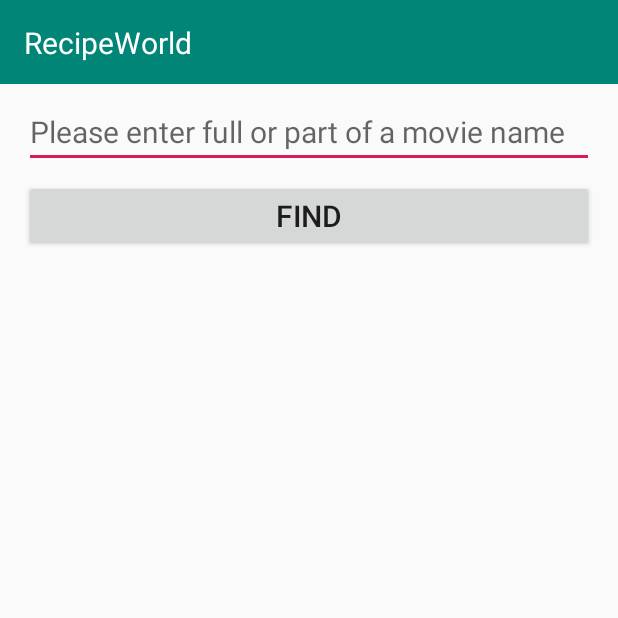
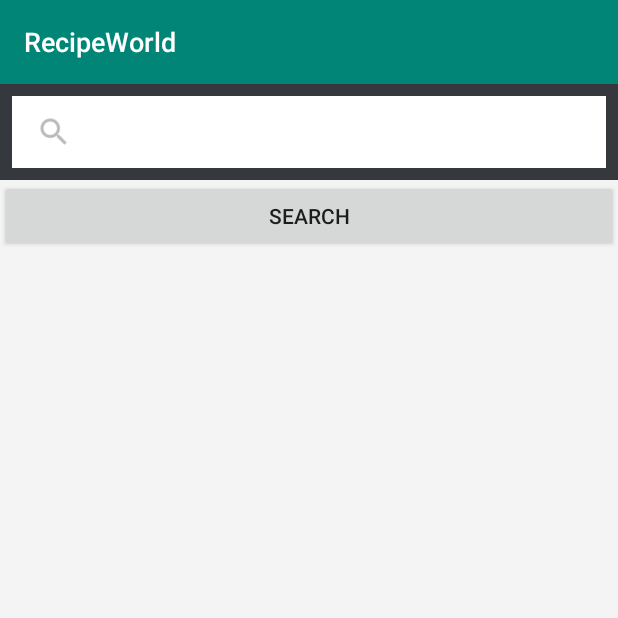
Before and after one commit to som1361/OrganicWorld, an Android app: the screen it shows after launch (RecipeSearchActivity), on a phone screen of 412 x 824 dp, the top half of it. Run offline under Robolectric (Android 15) with nearby library versions, the phone set to English and light mode, and no system bars; our stand-ins replace RxJava; pictures from the network do not load.

Commit message:
a bit improvement in recipe search UI

```diff
--- a/app/src/main/AndroidManifest.xml
+++ b/app/src/main/AndroidManifest.xml
@@ -8,6 +8,7 @@
             android:icon="@mipmap/ic_launcher"
             android:label="@string/app_name"
             android:roundIcon="@mipmap/ic_launcher_round"
+            android:usesCleartextTraffic="true"
             android:supportsRtl="true"
             android:theme="@style/AppTheme">
         <activity android:name=".view.RecipeSearchActivity">
--- a/app/src/main/java/com/example/recipeworld/model/Entity/RecipeDetailDTO.kt
+++ b/app/src/main/java/com/example/recipeworld/model/Entity/RecipeDetailDTO.kt
@@ -2,5 +2,5 @@ package com.example.recipeworld.model.Entity
 
 object RecipeDetailDTO {
     data class Result(val recipe: Recipe)
-    data class Recipe(val image_url: String, val title: String, val social_rank: Double, val publisher: String, val ingredients: String)
+    data class Recipe(val title: String, val social_rank: Double, val publisher: String, val ingredients: List<String>)
 }
--- a/app/src/main/java/com/example/recipeworld/model/RecipeModel.kt
+++ b/app/src/main/java/com/example/recipeworld/model/RecipeModel.kt
@@ -22,7 +22,7 @@ class RecipeDetailModel {
         RecipeService.create()
     }
 
-    fun getRecipeDetails(recipeId: String): Single<RecipeDetailDTO.Recipe> {
+    fun getRecipeDetails(recipeId: String): Single<RecipeDetailDTO.Result> {
         return recipeApiServe.getRecipe("15da9a82656696d6c1b16e258c8fdb17", recipeId)
     }
 }
--- a/app/src/main/java/com/example/recipeworld/model/Service/RecipeService.kt
+++ b/app/src/main/java/com/example/recipeworld/model/Service/RecipeService.kt
@@ -15,7 +15,7 @@ interface RecipeService {
     fun searchRecipe(@Query("key") key: String, @Query("q") q: String ) : Single<RecipeSearchDTO.Recipes>
 
     @GET ("get")
-    fun getRecipe(@Query("key") key: String, @Query("rId") rId: String) : Single<RecipeDetailDTO.Recipe>
+    fun getRecipe(@Query("key") key: String, @Query("rId") rId: String) : Single<RecipeDetailDTO.Result>
 
     companion object {
         fun create(): RecipeService {
--- a/app/src/main/java/com/example/recipeworld/utils/Extensions.kt
+++ b/app/src/main/java/com/example/recipeworld/utils/Extensions.kt
@@ -1,10 +1,20 @@
 package com.example.recipeworld.utils
 
+import android.content.Context
 import android.support.annotation.LayoutRes
 import android.view.LayoutInflater
 import android.view.View
 import android.view.ViewGroup
+import android.view.inputmethod.InputMethodManager
 
 fun ViewGroup.inflate(@LayoutRes layoutRes: Int, attachtoRoot: Boolean = false): View? {
     return LayoutInflater.from(context).inflate(layoutRes, this, attachtoRoot )
 }
+
+fun View.hideKeyboard(): Boolean {
+    try {
+        val inputMethodManager = context.getSystemService(Context.INPUT_METHOD_SERVICE) as InputMethodManager
+        return inputMethodManager.hideSoftInputFromWindow(windowToken, 0)
+    } catch (ignored: RuntimeException) { }
+    return false
+}
--- a/app/src/main/java/com/example/recipeworld/view/RecipeDetailActivity.kt
+++ b/app/src/main/java/com/example/recipeworld/view/RecipeDetailActivity.kt
@@ -5,6 +5,7 @@ import android.support.v7.app.AppCompatActivity
 import com.example.recipeworld.R
 import com.example.recipeworld.model.RecipeDetailModel
 import com.example.recipeworld.viewmodel.RecipeDetailViewModel
+import kotlinx.android.synthetic.main.activity_recipe_detail.*
 
 class RecipeDetailActivity: AppCompatActivity() {
     private lateinit var mRecipeDetailViewModel : RecipeDetailViewModel
@@ -20,13 +21,13 @@ class RecipeDetailActivity: AppCompatActivity() {
     }
 
     private fun loadView() {
-        setContentView(R.layout.activity_recipe_search)
+        setContentView(R.layout.activity_recipe_detail)
         mRecipeDetailViewModel.getRecipeDetails(rId)
     }
 
     private fun listenToObservables() {
         mRecipeDetailViewModel.detailResultObservable.subscribe({
-
+            recipe_title.setText(it.recipe.title)
         })
         mRecipeDetailViewModel.detailResultErrorObservable.subscribe({
             showErrorMessage(it.message())
--- a/app/src/main/java/com/example/recipeworld/view/RecipeSearchActivity.kt
+++ b/app/src/main/java/com/example/recipeworld/view/RecipeSearchActivity.kt
@@ -3,19 +3,21 @@ package com.example.recipeworld.view
 import android.content.Intent
 import android.support.v7.app.AppCompatActivity
 import android.os.Bundle
+import android.support.v7.widget.GridLayoutManager
 import android.support.v7.widget.LinearLayoutManager
 import android.view.View
 import android.widget.Toast
 import com.example.recipeworld.R
 import com.example.recipeworld.model.Entity.RecipeSearchDTO
 import com.example.recipeworld.model.RecipeSearchModel
+import com.example.recipeworld.utils.hideKeyboard
 import com.example.recipeworld.viewmodel.RecipeSearchViewModel
 import kotlinx.android.synthetic.main.activity_recipe_search.*
 
 class RecipeSearchActivity : AppCompatActivity() {
 
     private lateinit var mRecipeSearchViewModel: RecipeSearchViewModel
-    private lateinit var mLinearLayoutManager: LinearLayoutManager
+    private lateinit var mGridLayoutManager: GridLayoutManager
     private lateinit var mRecipeAdapter: RecipeAdapter
 
     override fun onCreate(savedInstanceState: Bundle?) {
@@ -56,8 +58,8 @@ class RecipeSearchActivity : AppCompatActivity() {
             //Toast.makeText(this, "${recipeId}", Toast.LENGTH_LONG).show()
             goToDetailActivity(recipeId)
         })
-        mLinearLayoutManager = LinearLayoutManager(this)
-        recipe_RecyclerView.layoutManager = mLinearLayoutManager
+        mGridLayoutManager = GridLayoutManager(this, 2)
+        recipe_RecyclerView.layoutManager = mGridLayoutManager
         recipe_RecyclerView.adapter = mRecipeAdapter
         hideProgressBar()
 
@@ -74,15 +76,16 @@ class RecipeSearchActivity : AppCompatActivity() {
     private fun respondToClicks() {
         searchBtn.setOnClickListener({
             showProgressBar()
-            mRecipeSearchViewModel.findRecipes(keyword.text.toString())
+            recipe_search_text.hideKeyboard()
+            mRecipeSearchViewModel.findRecipes(recipe_search_text.text.toString())
         })
     }
 
     private fun hideProgressBar() {
-        progressBar.visibility = View.GONE;
+        recipe_search_progress_bar.visibility = View.GONE;
     }
 
     private fun showProgressBar() {
-        progressBar.visibility = View.VISIBLE;
+        recipe_search_progress_bar.visibility = View.VISIBLE;
     }
 }
--- a/app/src/main/java/com/example/recipeworld/viewmodel/RecipeDetailViewModel.kt
+++ b/app/src/main/java/com/example/recipeworld/viewmodel/RecipeDetailViewModel.kt
@@ -1,7 +1,6 @@
 package com.example.recipeworld.viewmodel
 
 import com.example.recipeworld.model.Entity.RecipeDetailDTO
-import com.example.recipeworld.model.Entity.RecipeSearchDTO
 import com.example.recipeworld.model.RecipeDetailModel
 import io.reactivex.android.schedulers.AndroidSchedulers
 import io.reactivex.disposables.CompositeDisposable
@@ -12,7 +11,7 @@ import io.reactivex.subjects.PublishSubject
 import retrofit2.HttpException
 
 class RecipeDetailViewModel (){
-    lateinit var detailResultObservable: PublishSubject<RecipeDetailDTO.Recipe>
+    lateinit var detailResultObservable: PublishSubject<RecipeDetailDTO.Result>
     lateinit var detailResultErrorObservable: PublishSubject<HttpException>
     private var compositeDisposable: CompositeDisposable = CompositeDisposable()
     private lateinit var recipeDetailModel:RecipeDetailModel
@@ -27,8 +26,8 @@ class RecipeDetailViewModel (){
         val disposable: Disposable = recipeDetailModel.getRecipeDetails(recipeId)
             .subscribeOn(Schedulers.io())
             .observeOn(AndroidSchedulers.mainThread())
-            .subscribeWith(object : DisposableSingleObserver<RecipeDetailDTO.Recipe>(){
-                override fun onSuccess(t: RecipeDetailDTO.Recipe) {
+            .subscribeWith(object : DisposableSingleObserver<RecipeDetailDTO.Result>(){
+                override fun onSuccess(t: RecipeDetailDTO.Result) {
                     detailResultObservable.onNext(t)
                 }
 
--- /dev/null
+++ b/app/src/main/res/layout/activity_recipe_detail.xml
@@ -0,0 +1,44 @@
+<?xml version="1.0" encoding="utf-8"?>
+<android.support.constraint.ConstraintLayout xmlns:android="http://schemas.android.com/apk/res/android"
+                                             xmlns:app="http://schemas.android.com/apk/res-auto"
+                                             xmlns:tools="http://schemas.android.com/tools"
+                                             android:layout_width="match_parent"
+                                             android:layout_height="match_parent"
+                                             tools:context="com.example.recipeworld.view.RecipeSearchActivity">
+
+    <android.support.v7.widget.Toolbar
+            android:id="@+id/main_toolbar"
+            style="@style/appToolbar"
+            android:layout_width="match_parent"
+            android:layout_height="?android:attr/actionBarSize">
+
+        <android.support.constraint.ConstraintLayout
+                android:layout_width="match_parent"
+                android:layout_height="match_parent">
+
+            <TextView
+                    style="@style/actionbarTitle"
+                    android:layout_width="wrap_content"
+                    android:layout_height="wrap_content"
+                    android:text="@string/app_name"
+                    app:layout_constraintBottom_toBottomOf="parent"
+                    app:layout_constraintTop_toTopOf="parent" />
+
+        </android.support.constraint.ConstraintLayout>
+    </android.support.v7.widget.Toolbar>
+
+    <TextView
+            android:id="@+id/recipe_title"
+            android:layout_width="0dp"
+            android:layout_height="wrap_content"
+            android:layout_marginEnd="16dp"
+            android:layout_marginStart="16dp"
+            android:layout_marginTop="8dp"
+            android:hint="Please enter full or part of a movie name"
+            android:textSize="20sp"
+            app:layout_constraintLeft_toLeftOf="parent"
+            app:layout_constraintRight_toRightOf="parent"
+            app:layout_constraintTop_toBottomOf="@id/main_toolbar" />
+
+
+</android.support.constraint.ConstraintLayout>
--- a/app/src/main/res/layout/activity_recipe_search.xml
+++ b/app/src/main/res/layout/activity_recipe_search.xml
@@ -1,80 +1,106 @@
-<?xml version="1.0" encoding="utf-8"?>
-<android.support.constraint.ConstraintLayout xmlns:android="http://schemas.android.com/apk/res/android"
+<LinearLayout xmlns:android="http://schemas.android.com/apk/res/android"
               xmlns:app="http://schemas.android.com/apk/res-auto"
-                                             xmlns:tools="http://schemas.android.com/tools"
               android:layout_width="match_parent"
               android:layout_height="match_parent"
-                                             tools:context="com.example.recipeworld.view.RecipeSearchActivity">
+              android:background="#f4f4f4"
+              android:orientation="vertical">
 
     <android.support.v7.widget.Toolbar
-            android:id="@+id/main_toolbar"
-            style="@style/appToolbar"
+            android:id="@+id/search_toolbar"
             android:layout_width="match_parent"
-            android:layout_height="?android:attr/actionBarSize">
+            android:layout_height="56dp"
+            android:background="?attr/colorPrimary"
+            android:gravity="center_vertical"
+            android:minHeight="?attr/actionBarSize"
+            android:popupTheme="@style/ThemeOverlay.AppCompat.Light"
+            android:theme="@style/ThemeOverlay.AppCompat.Dark.ActionBar">
 
-        <android.support.constraint.ConstraintLayout
+        <LinearLayout
                 android:layout_width="match_parent"
-                android:layout_height="match_parent">
+                android:layout_height="match_parent"
+                android:gravity="center_vertical"
+                android:orientation="horizontal">
 
             <TextView
-                    style="@style/actionbarTitle"
                     android:layout_width="wrap_content"
                     android:layout_height="wrap_content"
-                    android:text="@string/app_name"
-                    app:layout_constraintBottom_toBottomOf="parent"
-                    app:layout_constraintTop_toTopOf="parent" />
+                    android:fontFamily="sans-serif-medium"
+                    android:lineSpacingExtra="30sp"
+                    android:text="RecipeWorld"
+                    android:textColor="#ffffff"
+                    android:textSize="18sp"
+                    android:textStyle="normal" />
 
-        </android.support.constraint.ConstraintLayout>
+        </LinearLayout>
+
     </android.support.v7.widget.Toolbar>
 
+    <LinearLayout
+            android:layout_width="match_parent"
+            android:layout_height="64dp"
+            android:background="#35383d"
+            android:orientation="horizontal">
+
+        <LinearLayout
+                android:layout_width="match_parent"
+                android:layout_height="match_parent"
+                android:layout_margin="8dp"
+                android:background="#FFFFFF"
+                android:orientation="horizontal">
+
+            <ImageView
+                    android:layout_width="24dp"
+                    android:layout_height="match_parent"
+                    android:layout_alignParentLeft="true"
+                    android:layout_marginLeft="16dp"
+                    android:adjustViewBounds="true"
+                    android:scaleType="fitCenter"
+                    android:src="@drawable/light_gray_search"
+            />
+
             <EditText
-            android:id="@+id/keyword"
-            android:layout_width="0dp"
+                    android:gravity="center_vertical"
+                    android:id="@+id/recipe_search_text"
+                    android:layout_width="match_parent"
+                    android:maxLines="1"
+                    android:inputType="text"
+                    android:layout_height="match_parent"
+                    android:layout_marginLeft="8dp"
+                    android:background="@android:color/transparent"
+                    android:fontFamily="sans-serif-medium"
+                    android:hint="What recipe are you looking for?"
+                    android:lineSpacingExtra="30sp"
+                    android:textColor="#35383d"
+                    android:textSize="18sp"
+                    android:visibility="gone"
+                    android:textStyle="normal" />
+
+        </LinearLayout>
+    </LinearLayout>
+
+    <LinearLayout
+            android:id="@+id/recipe_search_linear_layout"
+            android:layout_width="match_parent"
             android:layout_height="wrap_content"
-            android:layout_marginEnd="16dp"
-            android:layout_marginStart="16dp"
-            android:layout_marginTop="8dp"
-            android:hint="Please enter full or part of a movie name"
-            android:textSize="20sp"
-            app:layout_constraintLeft_toLeftOf="parent"
-            app:layout_constraintRight_toRightOf="parent"
-            app:layout_constraintTop_toBottomOf="@id/main_toolbar" />
-
+            android:orientation="vertical"
+            >
         <Button
                 android:id="@+id/searchBtn"
-            android:layout_width="0dp"
-            android:layout_height="wrap_content"
-            android:layout_marginEnd="16dp"
-            android:layout_marginStart="16dp"
-            android:layout_marginTop="8dp"
-            android:text="FIND"
-            android:textSize="20sp"
-            app:layout_constraintLeft_toLeftOf="parent"
-            app:layout_constraintRight_toRightOf="parent"
-            app:layout_constraintTop_toBottomOf="@id/keyword" />
+                android:text="Search"
+                android:layout_width="match_parent"
+                android:layout_height="wrap_content"/>
 
         <android.support.v7.widget.RecyclerView
                 android:id="@+id/recipe_RecyclerView"
-            android:layout_width="0dp"
-            android:layout_height="0dp"
-            android:layout_marginEnd="16dp"
-            android:layout_marginStart="16dp"
-            android:layout_marginTop="8dp"
+                android:layout_width="match_parent"
+                android:layout_height="wrap_content"
+                android:background="#ffffff"
                 android:orientation="vertical"
-            app:layoutManager="android.support.v7.widget.LinearLayoutManager"
-            app:layout_constraintBottom_toBottomOf="parent"
-            app:layout_constraintEnd_toEndOf="parent"
-            app:layout_constraintStart_toStartOf="parent"
-            app:layout_constraintTop_toBottomOf="@id/searchBtn" />
-
+                app:layoutManager="android.support.v7.widget.LinearLayoutManager"></android.support.v7.widget.RecyclerView>
+    </LinearLayout>
     <ProgressBar
-            android:id="@+id/progressBar"
+            android:id="@+id/recipe_search_progress_bar"
             android:layout_width="wrap_content"
             android:layout_height="wrap_content"
-            app:layout_constraintBottom_toBottomOf="parent"
-            app:layout_constraintEnd_toEndOf="parent"
-            app:layout_constraintStart_toStartOf="parent"
-            android:visibility="gone"
-            app:layout_constraintTop_toBottomOf="@id/searchBtn" />
-
-</android.support.constraint.ConstraintLayout>
+            android:layout_gravity="center"    />
+</LinearLayout>
```
Also changed, not shown: app/src/main/res/drawable/back_arrow.png (added), app/src/main/res/drawable/light_gray_search.png (added). Lines whose indentation alone changed are shown as unchanged.
